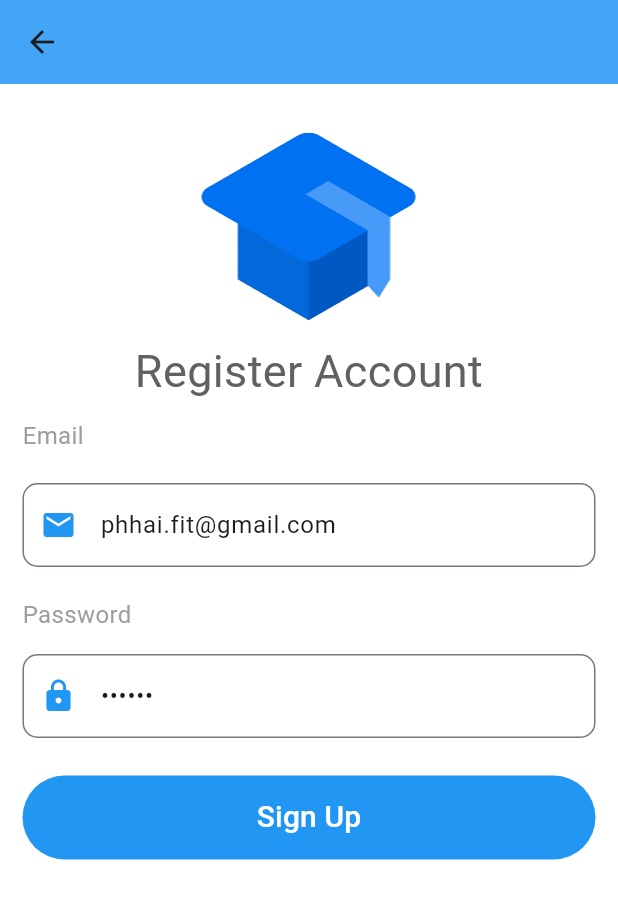
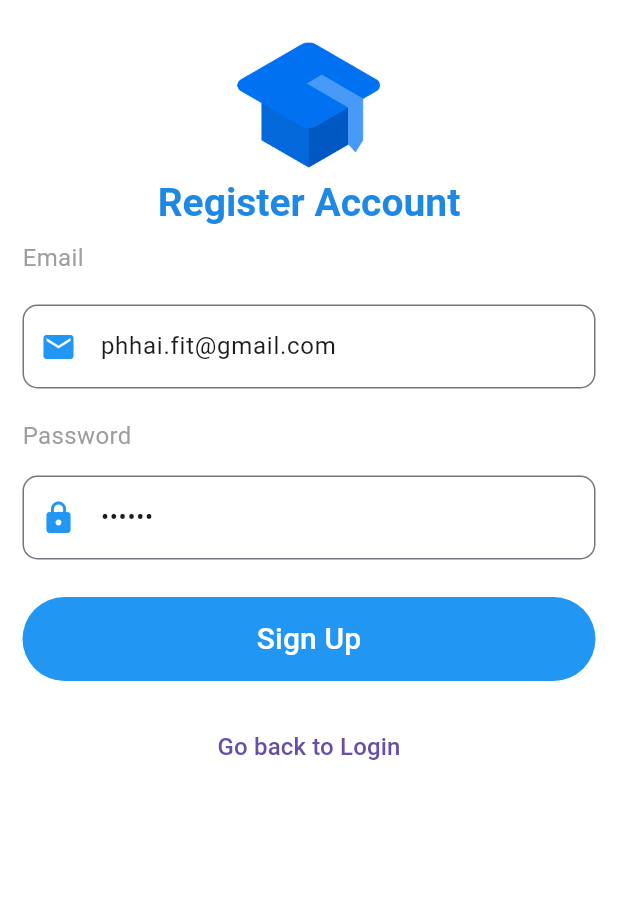
Before and after one commit to trongdaidu0903/advanced_moblie_project, a Flutter app: the RegisterView screen opened by its route, on a phone screen of 412 x 824 dp. Shown: the top 899 px of the screen. Run offline on Flutter 3.47's test engine with Material 2 defaults, Android fonts, the phone set to English and light mode, and no system bars; our stand-ins replace cached_network_image, chewie, google_sign_in, jwt_decoder, shared_preferences, video_player; missing offline and left inert: flutter_facebook_auth, jitsi_meet_wrapper, syncfusion_flutter_pdfviewer; accounts and stored records are empty; network calls fail.

Commit message:
feat(register): update Register screen

```diff
--- a/myapp_lettutors/lib/screens/authentication/register_screen.dart
+++ b/myapp_lettutors/lib/screens/authentication/register_screen.dart
@@ -74,19 +74,19 @@ class _RegisterViewState extends State<RegisterView> {
 
     return Scaffold(
       backgroundColor: Colors.white,
-      appBar: AppBar(backgroundColor: Colors.blue[400]),
+      //appBar: AppBar(backgroundColor: Colors.blue[400]),
       body: ListView(
         children: <Widget>[
           const SizedBox(height: 20.0),
           Image.asset(
             "assets/logo/lettutor.png",
-            height: 150,
+            height: 100,
             width: double.infinity,
           ),
-          const Text(
+          Text(
             "Register Account",
             textAlign: TextAlign.center,
-            style: TextStyle(fontSize: 30),
+            style: Theme.of(context).textTheme.displayMedium,
           ),
           const Padding(
             padding: EdgeInsets.symmetric(horizontal: 15, vertical: 10),
@@ -170,7 +170,19 @@ class _RegisterViewState extends State<RegisterView> {
                 style: TextStyle(fontSize: 20, color: Colors.white),
               ),
             ),
-          )
+          ),
+          Padding(
+            padding: const EdgeInsets.symmetric(horizontal: 15, vertical: 10),
+            child: TextButton(
+              onPressed: () {
+                Navigator.pop(context);
+              },
+              child: Text(
+                lang.backToLogin,
+                style: const TextStyle(fontSize: 16),
+              ),
+            ),
+          ),
         ],
       ),
     );
```
